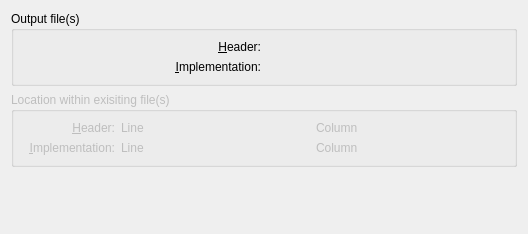
Before: the Qt Designer form language/codegen/ui/outputlocation.ui in KDE/kdevelop, drawn with Qt 5.
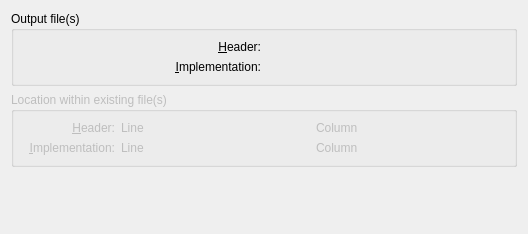
After: the same form once the commit is applied. Custom widgets are drawn as their Qt base class.

Commit message: Fix krazy issues (spelling)

Patch:
```diff
--- a/language/codegen/ui/outputlocation.ui
+++ b/language/codegen/ui/outputlocation.ui
@@ -63,7 +63,7 @@
       <bool>false</bool>
      </property>
      <property name="title" >
-      <string>Location within exisiting file(s)</string>
+      <string>Location within existing file(s)</string>
      </property>
      <property name="flat" >
       <bool>true</bool>
```
